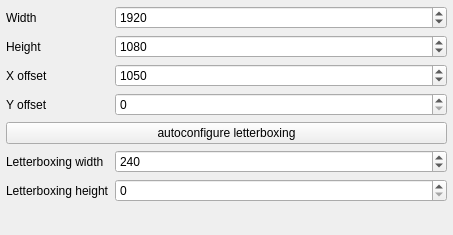
Above: ambilight-gui/singlescreenconfigpage.ui from enra64/PalliLux before the change. Below: the same form after it.
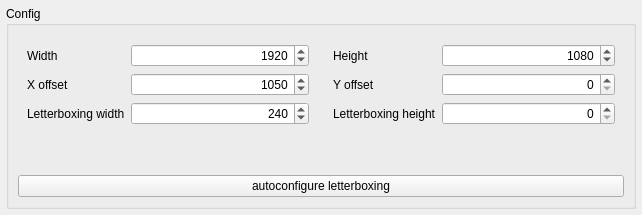
That is the form after the change.

What changed in the file:
```diff
--- a/ambilight-gui/singlescreenconfigpage.ui
+++ b/ambilight-gui/singlescreenconfigpage.ui
@@ -6,8 +6,8 @@
    <rect>
     <x>0</x>
     <y>0</y>
-    <width>453</width>
-    <height>235</height>
+    <width>642</width>
+    <height>215</height>
    </rect>
   </property>
   <property name="windowTitle">
@@ -30,35 +30,27 @@
     <number>6</number>
    </property>
    <item>
+    <widget class="QGroupBox" name="groupBox">
+     <property name="title">
+      <string>Config</string>
+     </property>
+     <property name="flat">
+      <bool>false</bool>
+     </property>
+     <layout class="QVBoxLayout" name="verticalLayout">
+      <item>
+       <layout class="QHBoxLayout" name="horizontalLayout_2">
+        <item>
     <widget class="QWidget" name="widget" native="true">
-     <layout class="QFormLayout" name="formLayout_3">
-      <property name="horizontalSpacing">
-       <number>6</number>
-      </property>
-      <property name="verticalSpacing">
-       <number>6</number>
-      </property>
-      <property name="leftMargin">
-       <number>0</number>
-      </property>
-      <property name="topMargin">
-       <number>0</number>
-      </property>
-      <property name="rightMargin">
-       <number>0</number>
-      </property>
-      <property name="bottomMargin">
-       <number>0</number>
-      </property>
-      <item row="0" column="0">
-       <widget class="QLabel" name="label_3">
-        <property name="text">
-         <string>Width</string>
-        </property>
-       </widget>
-      </item>
+          <layout class="QFormLayout" name="formLayout_2">
       <item row="0" column="1">
        <widget class="QSpinBox" name="resolutionWidthSpinbox">
+             <property name="frame">
+              <bool>true</bool>
+             </property>
+             <property name="alignment">
+              <set>Qt::AlignRight|Qt::AlignTrailing|Qt::AlignVCenter</set>
+             </property>
         <property name="maximum">
          <number>1000000</number>
         </property>
@@ -67,32 +59,25 @@
         </property>
        </widget>
       </item>
-      <item row="1" column="0">
-       <widget class="QLabel" name="label_6">
+           <item row="0" column="0">
+            <widget class="QLabel" name="label_3">
         <property name="text">
-         <string>Height</string>
+              <string>Width</string>
         </property>
        </widget>
       </item>
-      <item row="1" column="1">
-       <widget class="QSpinBox" name="resolutionHeightSpinbox">
-        <property name="maximum">
-         <number>999997</number>
-        </property>
-        <property name="value">
-         <number>1080</number>
-        </property>
-       </widget>
-      </item>
-      <item row="2" column="0">
+           <item row="1" column="0">
        <widget class="QLabel" name="label_5">
         <property name="text">
          <string>X offset</string>
         </property>
        </widget>
       </item>
-      <item row="2" column="1">
+           <item row="1" column="1">
        <widget class="QSpinBox" name="xOffsetSpinbox">
+             <property name="alignment">
+              <set>Qt::AlignRight|Qt::AlignTrailing|Qt::AlignVCenter</set>
+             </property>
         <property name="maximum">
          <number>1000000000</number>
         </property>
@@ -101,36 +86,18 @@
         </property>
        </widget>
       </item>
-      <item row="3" column="0">
-       <widget class="QLabel" name="label_7">
-        <property name="text">
-         <string>Y offset</string>
-        </property>
-       </widget>
-      </item>
-      <item row="3" column="1">
-       <widget class="QSpinBox" name="yOffsetSpinbox">
-        <property name="maximum">
-         <number>1000000000</number>
-        </property>
-       </widget>
-      </item>
-      <item row="4" column="0" colspan="2">
-       <widget class="QPushButton" name="letterboxAutoConfigButton">
-        <property name="text">
-         <string>autoconfigure letterboxing</string>
-        </property>
-       </widget>
-      </item>
-      <item row="5" column="0">
+           <item row="2" column="0">
        <widget class="QLabel" name="label_8">
         <property name="text">
          <string>Letterboxing width</string>
         </property>
        </widget>
       </item>
-      <item row="5" column="1">
+           <item row="2" column="1">
        <widget class="QSpinBox" name="letterboxingWidthSpinBox">
+             <property name="alignment">
+              <set>Qt::AlignRight|Qt::AlignTrailing|Qt::AlignVCenter</set>
+             </property>
         <property name="maximum">
          <number>1000000000</number>
         </property>
@@ -139,17 +106,75 @@
         </property>
        </widget>
       </item>
-      <item row="6" column="0">
+          </layout>
+         </widget>
+        </item>
+        <item>
+         <widget class="QWidget" name="widget_2" native="true">
+          <layout class="QFormLayout" name="formLayout_3">
+           <item row="0" column="0">
+            <widget class="QLabel" name="label_6">
+             <property name="text">
+              <string>Height</string>
+             </property>
+            </widget>
+           </item>
+           <item row="0" column="1">
+            <widget class="QSpinBox" name="resolutionHeightSpinbox">
+             <property name="alignment">
+              <set>Qt::AlignRight|Qt::AlignTrailing|Qt::AlignVCenter</set>
+             </property>
+             <property name="maximum">
+              <number>999999</number>
+             </property>
+             <property name="value">
+              <number>1080</number>
+             </property>
+            </widget>
+           </item>
+           <item row="1" column="0">
+            <widget class="QLabel" name="label_7">
+             <property name="text">
+              <string>Y offset</string>
+             </property>
+            </widget>
+           </item>
+           <item row="1" column="1">
+            <widget class="QSpinBox" name="yOffsetSpinbox">
+             <property name="alignment">
+              <set>Qt::AlignRight|Qt::AlignTrailing|Qt::AlignVCenter</set>
+             </property>
+             <property name="maximum">
+              <number>1000000000</number>
+             </property>
+            </widget>
+           </item>
+           <item row="2" column="0">
        <widget class="QLabel" name="label_9">
         <property name="text">
          <string>Letterboxing height</string>
         </property>
        </widget>
       </item>
-      <item row="6" column="1">
+           <item row="2" column="1">
        <widget class="QSpinBox" name="letterboxingHeightSpinBox">
+             <property name="alignment">
+              <set>Qt::AlignRight|Qt::AlignTrailing|Qt::AlignVCenter</set>
+             </property>
         <property name="maximum">
          <number>1000000000</number>
+             </property>
+            </widget>
+           </item>
+          </layout>
+         </widget>
+        </item>
+       </layout>
+      </item>
+      <item>
+       <widget class="QPushButton" name="letterboxAutoConfigButton">
+        <property name="text">
+         <string>autoconfigure letterboxing</string>
         </property>
        </widget>
       </item>
```
Lines whose indentation alone changed are shown as unchanged.
